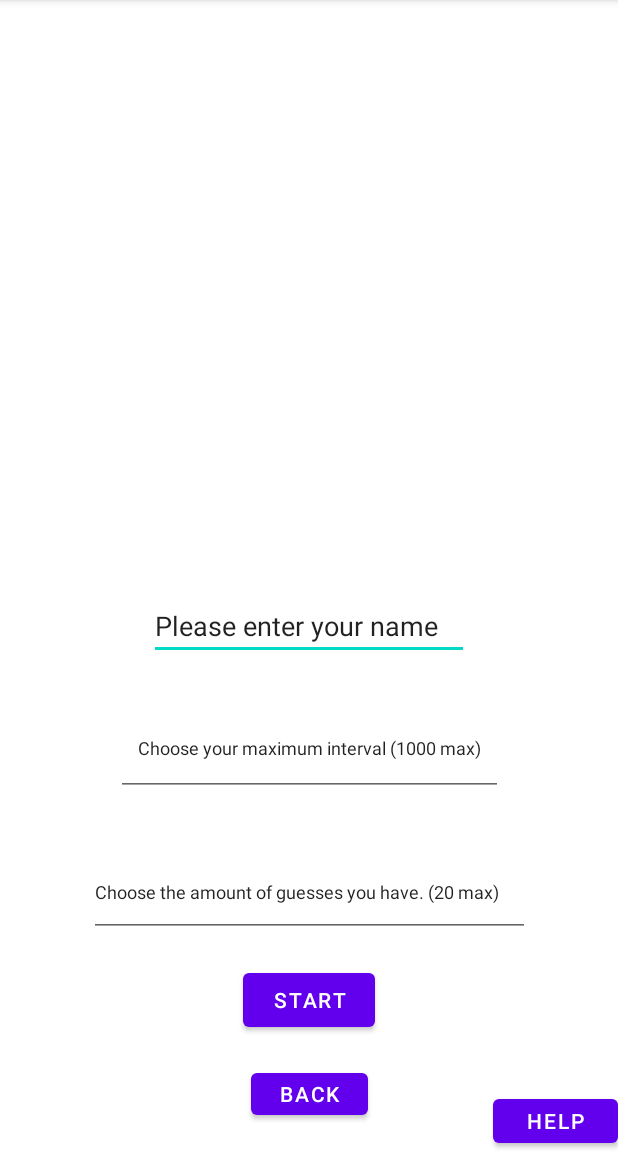
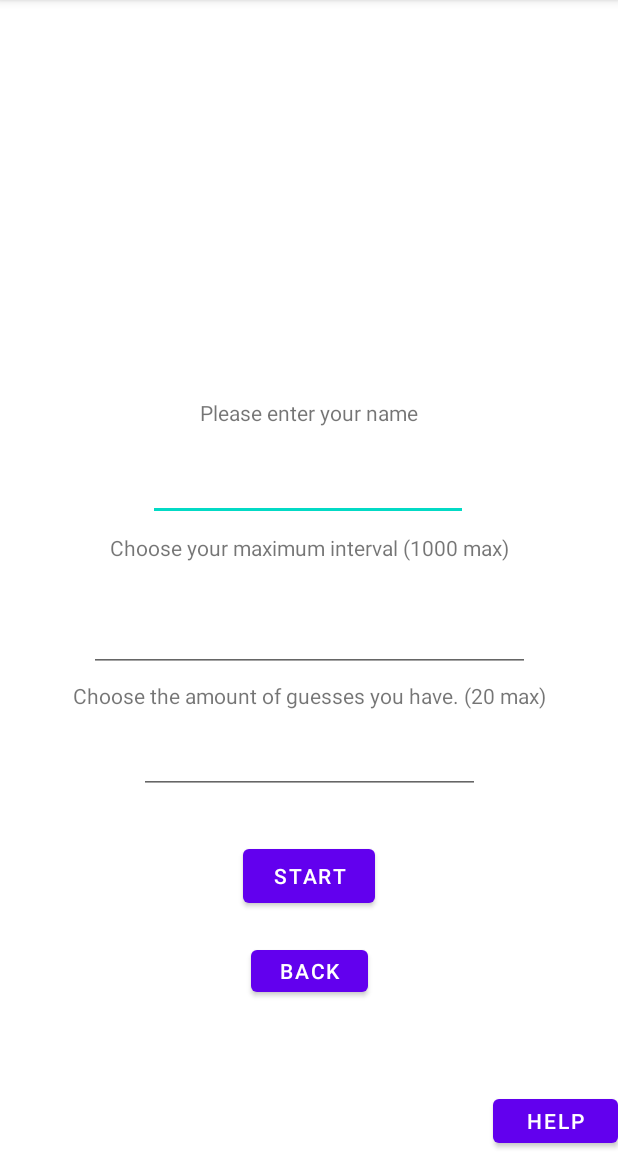
Before and after one commit to fozithebear/guessingGame, an Android app: the StartScreen screen opened directly, with no data from a screen before it, on a phone screen of 412 x 824 dp, the part 84-1236 px from its top. Run offline under Robolectric (Android 15) with nearby library versions, the phone set to English and light mode, and no system bars.

Commit message:
fixed layout constraints on start screen

```diff
--- a/app/src/main/res/layout/activity_start_screen.xml
+++ b/app/src/main/res/layout/activity_start_screen.xml
@@ -5,15 +5,17 @@
     android:layout_width="match_parent"
     android:layout_height="match_parent"
     tools:context=".StartScreen">
+
     <ImageView
         android:id="@+id/imageView"
         android:layout_width="244dp"
         android:layout_height="255dp"
         app:layout_constraintBottom_toBottomOf="parent"
         app:layout_constraintEnd_toEndOf="parent"
+        app:layout_constraintHorizontal_bias="0.497"
         app:layout_constraintStart_toStartOf="parent"
         app:layout_constraintTop_toTopOf="parent"
-        app:layout_constraintVertical_bias="0.19999999"
+        app:layout_constraintVertical_bias="0.0"
         tools:srcCompat="@tools:sample/avatars" />
 
     <EditText
@@ -22,27 +24,26 @@
         android:layout_height="wrap_content"
         android:ems="10"
         android:inputType="textPersonName"
-        android:text="Please enter your name"
         app:layout_constraintBottom_toBottomOf="parent"
         app:layout_constraintEnd_toEndOf="parent"
+        app:layout_constraintHorizontal_bias="0.497"
         app:layout_constraintStart_toStartOf="parent"
-        app:layout_constraintTop_toBottomOf="@+id/imageView"
-        app:layout_constraintVertical_bias="0.100000024" />
+        app:layout_constraintTop_toBottomOf="@+id/textView8"
+        app:layout_constraintVertical_bias="0.04000002" />
 
     <EditText
         android:id="@+id/maxInterval"
-        android:layout_width="258dp"
-        android:layout_height="64dp"
+        android:layout_width="227dp"
+        android:layout_height="46dp"
         android:ems="10"
         android:inputType="textPersonName"
-        android:text="Choose your maximum interval (1000 max)"
         android:textAlignment="center"
         android:textSize="12sp"
         app:layout_constraintBottom_toBottomOf="parent"
         app:layout_constraintEnd_toEndOf="parent"
         app:layout_constraintStart_toStartOf="parent"
-        app:layout_constraintTop_toBottomOf="@+id/playerName"
-        app:layout_constraintVertical_bias="0.100000024" />
+        app:layout_constraintTop_toBottomOf="@+id/textView9"
+        app:layout_constraintVertical_bias="0.04000002" />
 
     <EditText
         android:id="@+id/maxGuesses"
@@ -50,13 +51,12 @@
         android:layout_height="60dp"
         android:ems="10"
         android:inputType="textPersonName"
-        android:text="Choose the amount of guesses you have. (20 max)"
         android:textSize="12sp"
         app:layout_constraintBottom_toBottomOf="parent"
         app:layout_constraintEnd_toEndOf="parent"
         app:layout_constraintStart_toStartOf="parent"
-        app:layout_constraintTop_toBottomOf="@+id/maxInterval"
-        app:layout_constraintVertical_bias="0.19" />
+        app:layout_constraintTop_toBottomOf="@+id/textView7"
+        app:layout_constraintVertical_bias="0.04000002" />
 
     <Button
         android:id="@+id/startGame"
@@ -66,8 +66,8 @@
         app:layout_constraintBottom_toBottomOf="parent"
         app:layout_constraintEnd_toEndOf="parent"
         app:layout_constraintStart_toStartOf="parent"
-        app:layout_constraintTop_toBottomOf="@+id/maxGuesses"
-        app:layout_constraintVertical_bias="0.19" />
+        app:layout_constraintTop_toBottomOf="@+id/maxInterval"
+        app:layout_constraintVertical_bias="0.16000003" />
 
     <Button
         android:id="@+id/backButton"
@@ -77,7 +77,8 @@
         app:layout_constraintBottom_toBottomOf="parent"
         app:layout_constraintEnd_toEndOf="parent"
         app:layout_constraintStart_toStartOf="parent"
-        app:layout_constraintTop_toBottomOf="@+id/startGame" />
+        app:layout_constraintTop_toBottomOf="@+id/startGame"
+        app:layout_constraintVertical_bias="0.16000003" />
 
     <Button
         android:id="@+id/helpButton"
@@ -87,4 +88,37 @@
         app:layout_constraintBottom_toBottomOf="parent"
         app:layout_constraintEnd_toEndOf="parent" />
 
+    <TextView
+        android:id="@+id/textView7"
+        android:layout_width="wrap_content"
+        android:layout_height="wrap_content"
+        android:text="Choose your maximum interval (1000 max)"
+        app:layout_constraintBottom_toBottomOf="parent"
+        app:layout_constraintEnd_toEndOf="parent"
+        app:layout_constraintStart_toStartOf="parent"
+        app:layout_constraintTop_toBottomOf="@+id/playerName"
+        app:layout_constraintVertical_bias="0.01999998" />
+
+    <TextView
+        android:id="@+id/textView8"
+        android:layout_width="wrap_content"
+        android:layout_height="wrap_content"
+        android:text="Please enter your name"
+        app:layout_constraintBottom_toBottomOf="parent"
+        app:layout_constraintEnd_toEndOf="parent"
+        app:layout_constraintStart_toStartOf="parent"
+        app:layout_constraintTop_toBottomOf="@+id/imageView"
+        app:layout_constraintVertical_bias="0.01999998" />
+
+    <TextView
+        android:id="@+id/textView9"
+        android:layout_width="wrap_content"
+        android:layout_height="wrap_content"
+        android:text="Choose the amount of guesses you have. (20 max)"
+        app:layout_constraintBottom_toBottomOf="parent"
+        app:layout_constraintEnd_toEndOf="parent"
+        app:layout_constraintStart_toStartOf="parent"
+        app:layout_constraintTop_toBottomOf="@+id/maxGuesses"
+        app:layout_constraintVertical_bias="0.01999998" />
+
 </androidx.constraintlayout.widget.ConstraintLayout>
```
